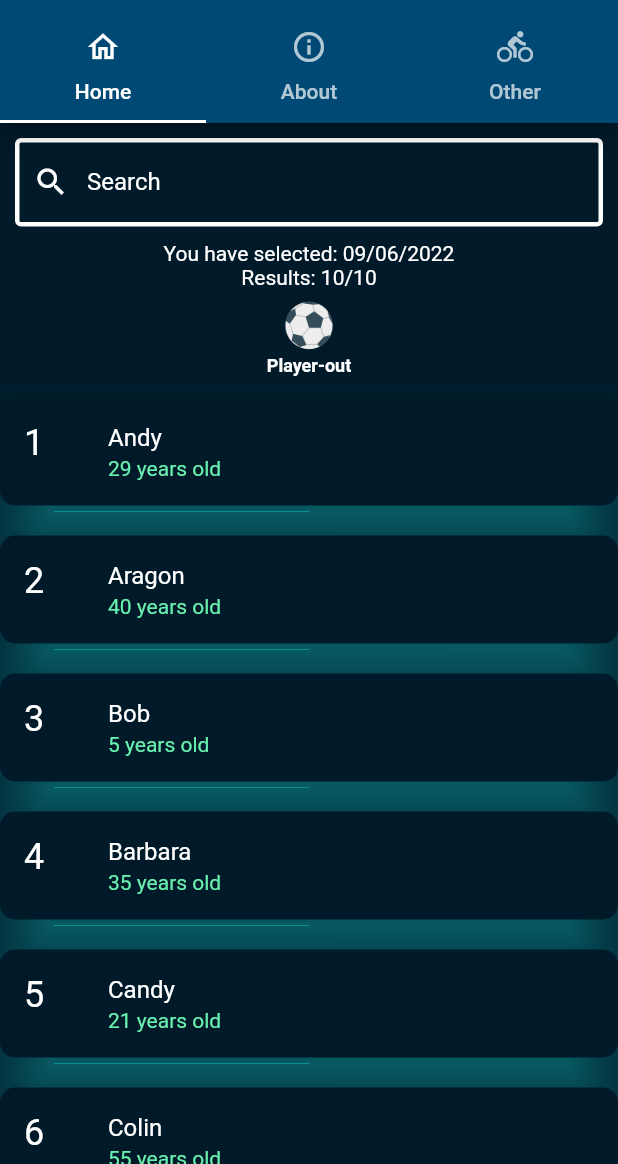
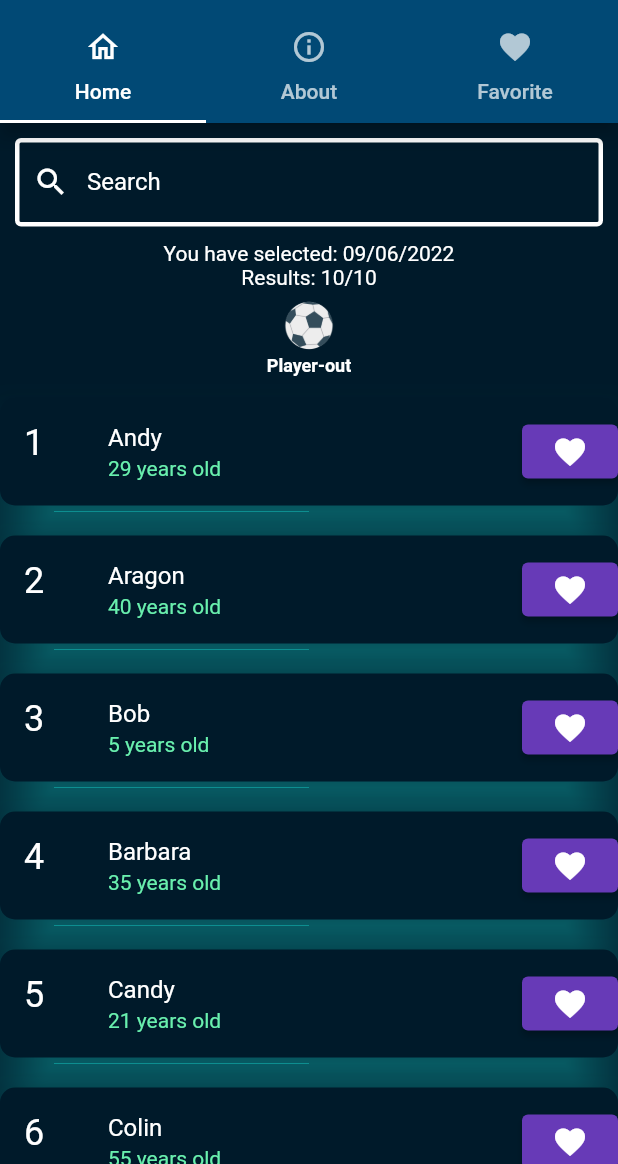
Before and after one commit to Hadjimamas/Testing_Project, a Flutter app: the screen it shows after launch, on a phone screen of 412 x 824 dp, the part 72-1236 px from its top. Run offline on Flutter 3.47's test engine with Material 2 defaults, Android fonts, the phone set to English and light mode, and no system bars; drawn by our look-alikes of overlay_support; our stand-ins replace connectivity_plus, google_fonts, package_info_plus; missing offline and left inert: draggable_scrollbar.

Commit message:
Practice Project

```diff
--- a/lib/home_page.dart
+++ b/lib/home_page.dart
@@ -52,6 +52,7 @@ class MyHomePageState extends State<MyHomePage> {
     {"id": 9, "name": "Caver-sky", "age": 47},
     {"id": 10, "name": "Becky", "age": 32},
   ];
+  List<String> favoriteDataList = [];
   List<Map<String, dynamic>> _foundUsers = [];
 
   void runFilter(String enteredKeyword) {
@@ -143,7 +144,7 @@ class MyHomePageState extends State<MyHomePage> {
             tabs: [
               Tab(icon: Icon(Icons.home_outlined), text: 'Home'),
               Tab(icon: Icon(Icons.info_outline), text: 'About'),
-              Tab(icon: Icon(Icons.directions_bike), text: 'Other'),
+              Tab(icon: Icon(Icons.favorite), text: 'Favorite'),
             ],
           ),
           title: Row(
@@ -229,6 +230,9 @@ class MyHomePageState extends State<MyHomePage> {
                                 elevation: 20,
                                 margin:
                                     const EdgeInsets.symmetric(vertical: 10),
+                                child: Row(
+                                  children: [
+                                    Expanded(
                                       child: ListTile(
                                         leading: Text(
                                           '${index + 1}',
@@ -237,6 +241,27 @@ class MyHomePageState extends State<MyHomePage> {
                                         title: Text(_foundUsers[index]['name']),
                                         subtitle: Text(
                                             '${_foundUsers[index]['age'].toString()} years old'),
+                                      ),
+                                    ),
+                                    ElevatedButton(
+                                      onPressed: () {
+                                        setState(() {
+                                          favoriteDataList.add(
+                                              (_foundUsers[index]['name']));
+                                        });
+                                      },
+                                      style: ButtonStyle(
+                                        backgroundColor:
+                                            MaterialStateProperty.all<Color>(
+                                          Colors.deepPurple,
+                                        ),
+                                      ),
+                                      child: const Icon(
+                                        Icons.favorite,
+                                        color: Colors.white,
+                                      ),
+                                    ),
+                                  ],
                                 ),
                               );
                             },
@@ -252,9 +277,29 @@ class MyHomePageState extends State<MyHomePage> {
               ],
             ),
             const ProjectInfo(),
-            Center(
-              child: Text(AdHelper.bannerAdUnitId),
+            favoriteDataList.isNotEmpty
+                ? ListView.builder(
+                    itemCount: favoriteDataList.length,
+                    itemBuilder: (context, index) {
+                      return Card(
+                        elevation: 20,
+                        margin: const EdgeInsets.symmetric(vertical: 10),
+                        child: Row(
+                          children: [
+                            Expanded(
+                              child: ListTile(
+                                leading: Text(
+                                  '${index + 1}',
+                                  style: const TextStyle(fontSize: 24),
                                 ),
+                                title: Text(favoriteDataList[index]),
+                              ),
+                            ),
+                          ],
+                        ),
+                      );
+                    })
+                : const Center(child:  Text('No Favourite data')),
           ],
         ),
       ),
```
Lines whose indentation alone changed are shown as unchanged.
